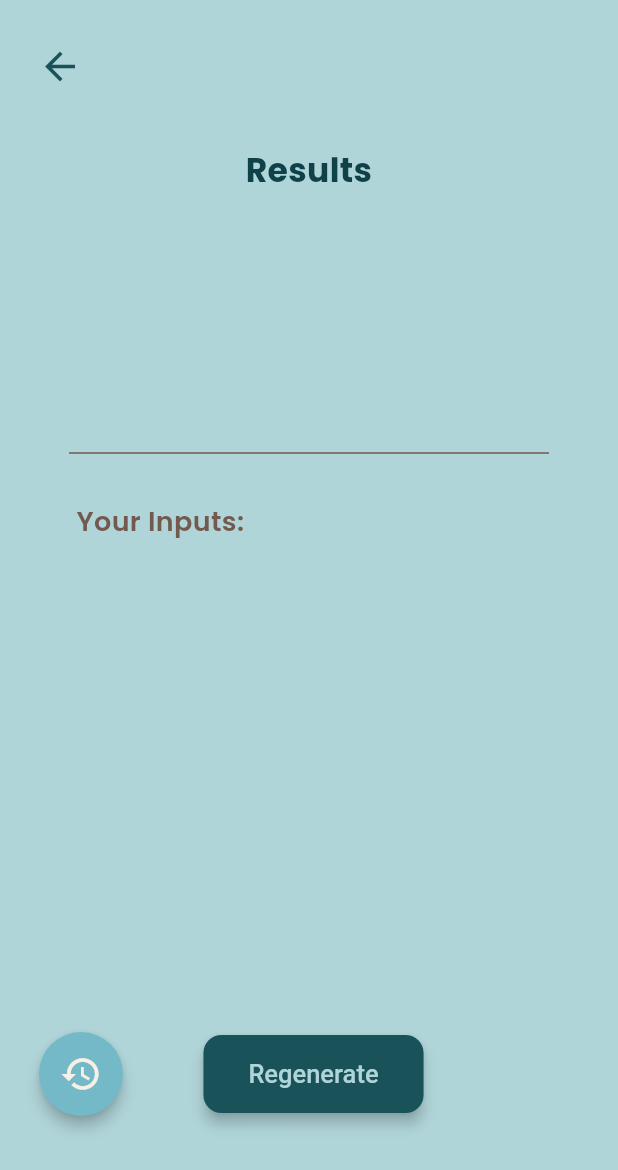
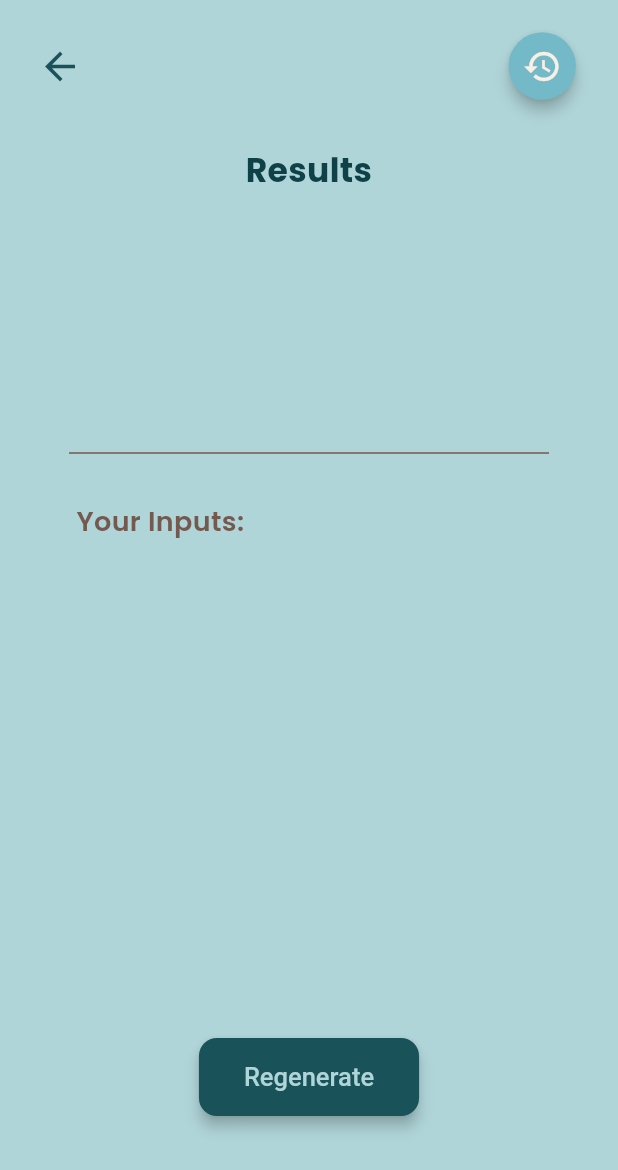
Before and after one commit to LlamaLuLu/tx-line-parameters-calculator, a Flutter app: the CoaxialPage screen opened by its route, after a tap on "Evaluate", on a phone screen of 412 x 824 dp. Shown: the top 1170 px of the screen. Run offline on Flutter 3.47's test engine with Material 3 defaults, Android fonts, the phone set to English and light mode, and no system bars.

Commit message:
v0.4.1
- all pages loaded
- results page layout needs updating
- no functionality added

```diff
--- a/tx_line_calculator/lib/pages/home_page.dart
+++ b/tx_line_calculator/lib/pages/home_page.dart
@@ -10,13 +10,18 @@ class HomePage extends StatelessWidget {
     return Scaffold(
       backgroundColor: AppColours.background,
       body: SafeArea(
+        child: Padding(
+          padding: const EdgeInsets.symmetric(horizontal: 16),
           child: Stack(children: [
+            // history btn
+            AppWidgets.historyBtn(context),
+
             Center(
               child: Column(
                 children: [
                   // title: Tx Line Parameters
                   Padding(
-                  padding: const EdgeInsets.only(top: 70),
+                    padding: const EdgeInsets.only(top: 90),
                     child: Text('Tx Line\nParameters',
                         textAlign: TextAlign.center,
                         style: const TextStyle(
@@ -36,6 +41,7 @@ class HomePage extends StatelessWidget {
             AppWidgets.startBtn(context),
           ]),
         ),
+      ),
     );
   }
 }
--- a/tx_line_calculator/lib/pages/results_page.dart
+++ b/tx_line_calculator/lib/pages/results_page.dart
@@ -19,7 +19,7 @@ class ResultsPage extends StatelessWidget {
                   child: Column(
                     children: [
                       //title
-                      AppWidgets.anyTitle(context, 'Results'),
+                      AppWidgets.withHistoryTitle(context, 'Results'),
 
                       // scrolling wheel of circuit diagram & 3d model of geometry
                       SizedBox(height: 120),
@@ -47,42 +47,11 @@ class ResultsPage extends StatelessWidget {
                     ],
                   ),
                 ),
+
                 // row: history btn, regenerate btn
-                Padding(
-                  padding: const EdgeInsets.symmetric(horizontal: 10),
-                  child: Row(
-                    mainAxisAlignment: MainAxisAlignment.spaceBetween,
-                    children: [
-                      // round btn with history icon at btm left
-                      Align(
-                        alignment: Alignment.bottomLeft,
-                        child: Padding(
-                          padding: const EdgeInsets.only(bottom: 80),
-                          child: FloatingActionButton(
-                            onPressed: () {
-                              Navigator.pushNamed(context, '/history');
-                            },
-                            backgroundColor: AppColours
-                                .secondary, // Change to fit your theme
-                            elevation: 4,
-                            shape: const CircleBorder(),
-                            child: Icon(
-                              Icons.history,
-                              color:
-                                  AppColours.ivory, // Change to fit your theme
-                              size: 28,
-                            ),
-                          ),
-                        ),
-                      ),
 
-                      // regenerate btn at btm center
-                      AppWidgets.regenBtn(context),
-
-                      SizedBox(width: 50),
-                    ],
-                  ),
-                )
+                // regenerate btn at btm center
+                AppWidgets.regenBtn(context),
               ],
             ),
           ),
--- a/tx_line_calculator/lib/utils/app_widgets.dart
+++ b/tx_line_calculator/lib/utils/app_widgets.dart
@@ -121,6 +121,32 @@ class AppWidgets extends StatelessWidget {
             Navigator.pop(context);
           },
           icon: Icon(Icons.arrow_back, size: 30, color: AppColours.primary),
+        ),
+      ),
+    );
+  }
+
+  static Widget historyBtn(BuildContext context) {
+    return Align(
+      alignment: Alignment.topRight,
+      child: Padding(
+        padding: const EdgeInsets.only(top: 20, right: 12),
+        child: SizedBox(
+          width: 45,
+          height: 45,
+          child: FloatingActionButton(
+            onPressed: () {
+              Navigator.pushNamed(context, '/history');
+            },
+            backgroundColor: AppColours.secondary, // Change to fit your theme
+            elevation: 4,
+            shape: const CircleBorder(),
+            child: Icon(
+              Icons.history,
+              color: AppColours.ivory, // Change to fit your theme
+              size: 26,
+            ),
+          ),
         ),
       ),
     );
@@ -252,6 +278,34 @@ class AppWidgets extends StatelessWidget {
     ]);
   }
 
+  static Widget withHistoryTitle(BuildContext context, String heading) {
+    return Column(children: [
+      Row(
+        crossAxisAlignment: CrossAxisAlignment.center,
+        mainAxisAlignment: MainAxisAlignment.spaceBetween,
+        children: [
+          // back btn
+          AppWidgets.backBtn(context),
+
+          // history btn
+          AppWidgets.historyBtn(context),
+        ],
+      ),
+
+      const SizedBox(height: 30),
+
+      // title: choose your materials:
+      Text(heading,
+          textAlign: TextAlign.center,
+          style: const TextStyle(
+              fontSize: 22,
+              fontWeight: FontWeight.w700,
+              color: AppColours.backgroundOpp)),
+
+      SizedBox(height: 20),
+    ]);
+  }
+
   // WIDGET COMPONENTS:
 
   static Widget headingDivider() {
```
Lines whose indentation alone changed are shown as unchanged.
